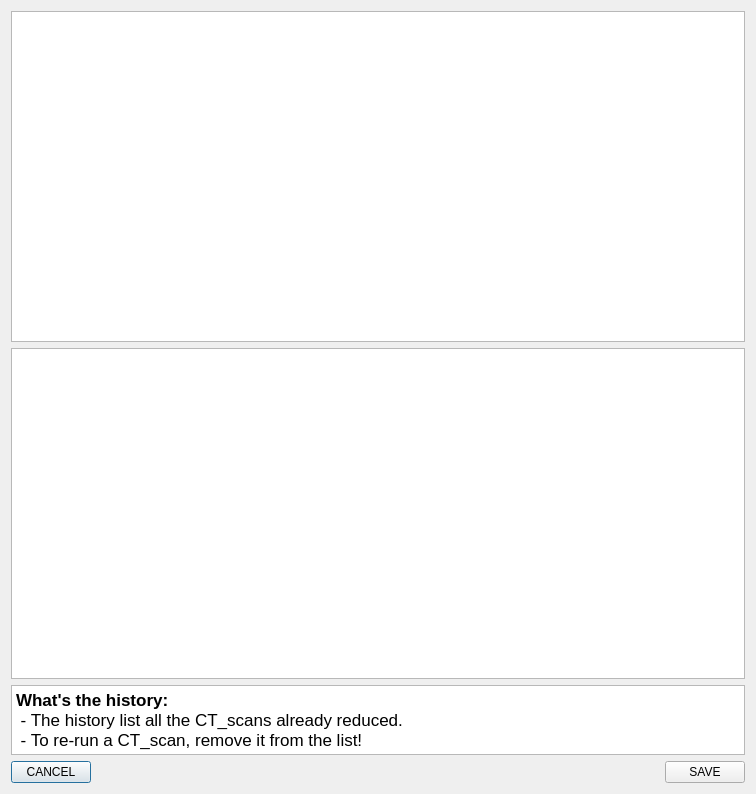
First picture: the form in rockit_autoreconstruction_ui/ui/history.ui, repository ornlneutronimaging/rockit_autoreconstruction_ui, before the edit.
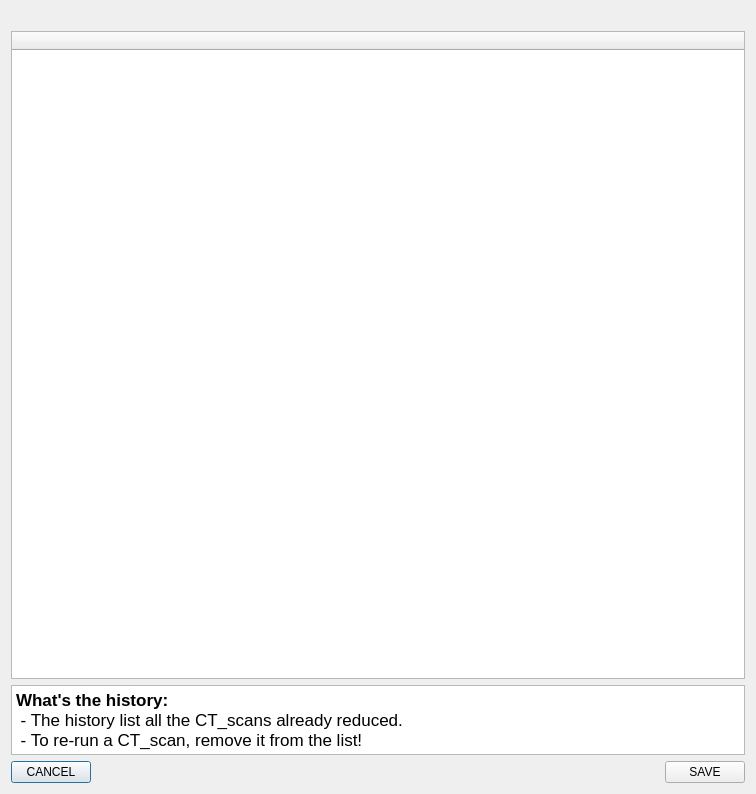
Second picture: the form after the edit.

Commit message: remove row works. added log dialog. this refs #5

What changed in the file:
```diff
--- a/rockit_autoreconstruction_ui/ui/history.ui
+++ b/rockit_autoreconstruction_ui/ui/history.ui
@@ -17,6 +17,50 @@
    <string>Dialog</string>
   </property>
   <layout class="QVBoxLayout" name="verticalLayout">
+   <item>
+    <widget class="QLabel" name="error_label">
+     <property name="palette">
+      <palette>
+       <active>
+        <colorrole role="WindowText">
+         <brush brushstyle="SolidPattern">
+          <color alpha="255">
+           <red>208</red>
+           <green>12</green>
+           <blue>18</blue>
+          </color>
+         </brush>
+        </colorrole>
+       </active>
+       <inactive>
+        <colorrole role="WindowText">
+         <brush brushstyle="SolidPattern">
+          <color alpha="255">
+           <red>208</red>
+           <green>12</green>
+           <blue>18</blue>
+          </color>
+         </brush>
+        </colorrole>
+       </inactive>
+       <disabled>
+        <colorrole role="WindowText">
+         <brush brushstyle="SolidPattern">
+          <color alpha="255">
+           <red>127</red>
+           <green>127</green>
+           <blue>127</blue>
+          </color>
+         </brush>
+        </colorrole>
+       </disabled>
+      </palette>
+     </property>
+     <property name="text">
+      <string/>
+     </property>
+    </widget>
+   </item>
    <item>
     <widget class="QTableWidget" name="history_tableWidget">
      <property name="contextMenuPolicy">
@@ -25,11 +69,16 @@
      <property name="alternatingRowColors">
       <bool>true</bool>
      </property>
+     <attribute name="horizontalHeaderStretchLastSection">
+      <bool>true</bool>
+     </attribute>
+     <column>
+      <property name="text">
+       <string/>
+      </property>
+     </column>
     </widget>
    </item>
-   <item>
-    <widget class="QPlainTextEdit" name="history_textEdit"/>
-   </item>
    <item>
     <widget class="QTextEdit" name="textEdit_2">
      <property name="enabled">
```
The commit also changes 4 other files.
